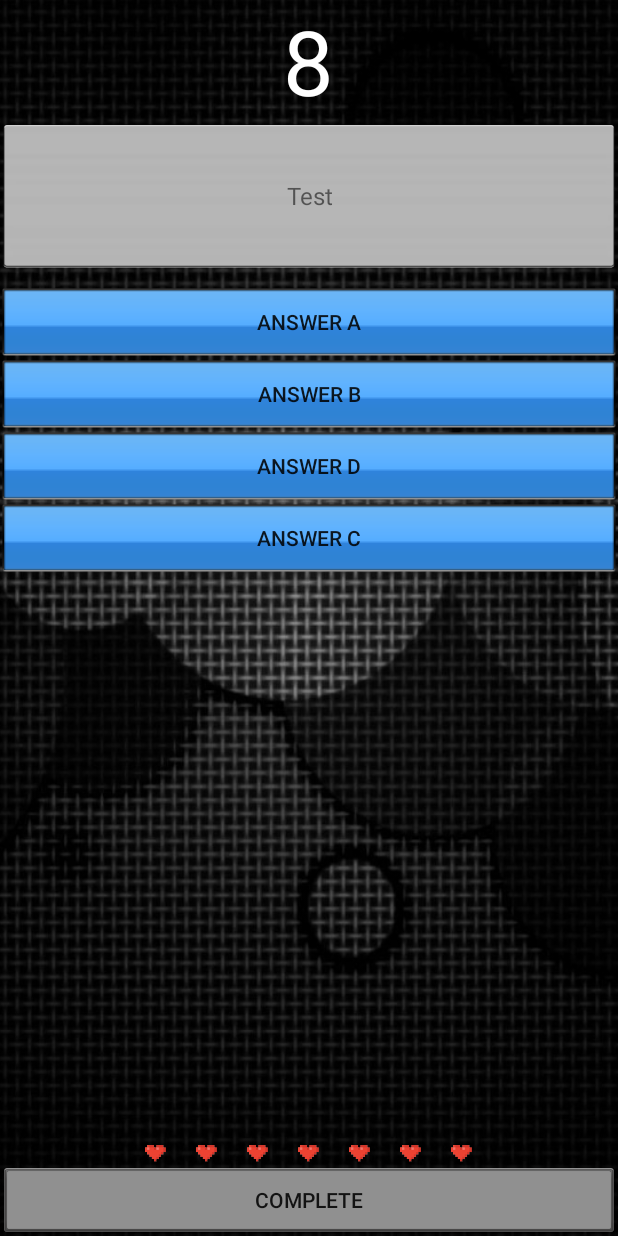
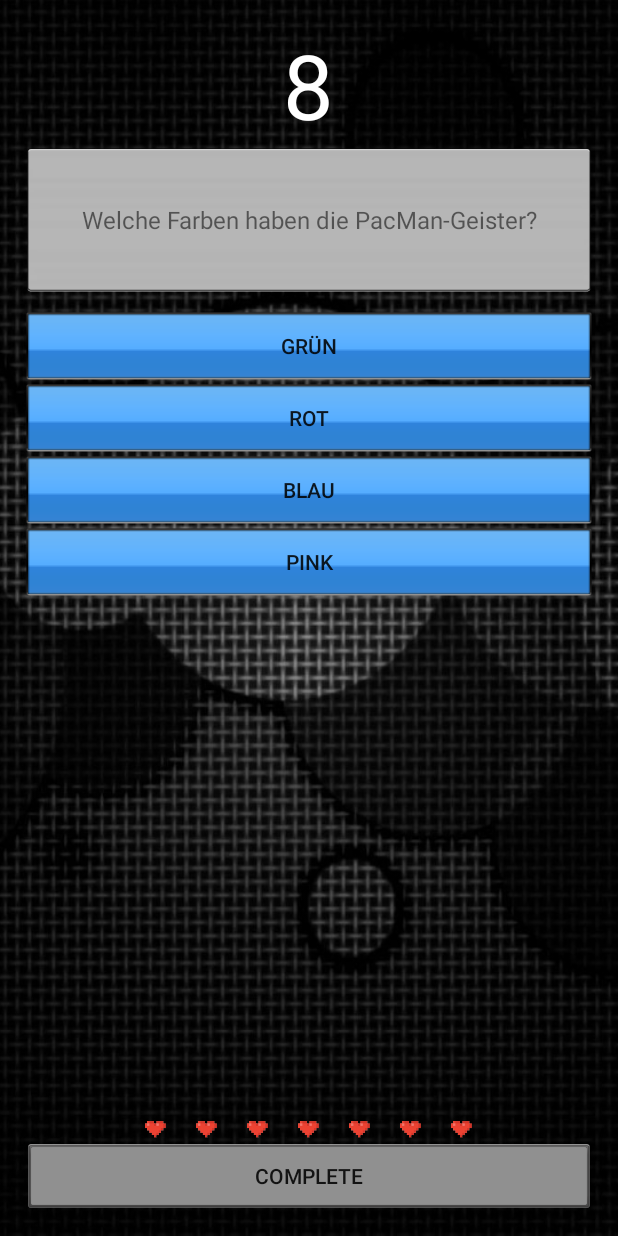
Before and after one commit to AxelAlex95/NerdQuiz, an Android app: the screen it shows after launch (StartGameActivity before the commit, GameActivity after it), after a tap on "START GAME", on a phone screen of 412 x 824 dp. Run offline under Robolectric (Android 15) with nearby library versions, the phone set to English and light mode, and no system bars; 1 statement that could not run was skipped.

Commit message:
ADD Fragen.txt to assets ADD readQuestions in GameActivity CHG StartGameActivity to GameActivity

```diff
--- a/app/src/main/AndroidManifest.xml
+++ b/app/src/main/AndroidManifest.xml
@@ -25,7 +25,7 @@
                 android:value="matsematics.nerdquiz.MainMenuActivity" />
         </activity>
         <activity
-            android:name=".StartGameActivity"
+            android:name=".GameActivity"
             android:label="StartGameActivity" >
         </activity>
         <activity
--- a/app/src/main/java/Logging/LogEntry.java
+++ /dev/null
@@ -1,27 +0,0 @@
-package Logging;
-
-import android.text.format.Time;
-
-/**
- * Class that generates a Log Message with the Tag and Msg given to Logger
- *
- * Created by Sommer on 12.02.2015.
- */
-public class LogEntry {
-    private static final String TAG = "LogEntry";
-    private String logMsg;
-
-    public LogEntry(String cat, String tag, String msg) {
-        Time time = new Time();
-        time.setToNow();
-
-        this.logMsg = String.format("%02d-%02d %02d:%02d:%02d \t %s/%s/%s",
-                time.month, time.monthDay, time.hour, time.minute, time.second,
-                cat, tag, msg);
-    }
-
-    @Override
-    public String toString() {
-        return this.logMsg;
-    }
-}
--- a/app/src/main/java/Logging/Logger.java
+++ b/app/src/main/java/Logging/Logger.java
@@ -1,7 +1,9 @@
 package Logging;
 
+import android.content.Context;
+import android.text.format.Time;
 import android.util.Log;
-
+import java.io.File;
 import java.util.ArrayList;
 
 /**
@@ -11,9 +13,10 @@ import java.util.ArrayList;
  * Created by Sommer on 11.02.2015.
  */
 public class Logger {
-    private static final String TAG = "Logger";
-    private static boolean LOGGING = false;
-    private static ArrayList<LogEntry> logEntries;
+    private static boolean              LOGGING = false;
+    private static ArrayList<String>    logEntries;
+    private static Time                 time;
+    private static final String         myFile = "myData";
 
     /**
      * Sets the LOGGING parameter on true or false
@@ -28,7 +31,7 @@ public class Logger {
      * Creates a new Log
      */
     private static void newLog() {
-        logEntries = new ArrayList<LogEntry>();
+        logEntries = new ArrayList<String>();
     }
 
     /**
@@ -59,9 +62,19 @@ public class Logger {
      *
      * @param filename     Name of the file in which the Log shall be saved
      */
-    public static void writeLog(String filename) {
+    public static void writeLog(String filename, Context context) {
+        File file = new File(context.getFilesDir(), filename);
+    }
 
+    private static void LogEntry(String cat, String tag, String msg) {
+        time = new Time();
+        time.setToNow();
+
+        logEntries.add(String.format("%02d-%02d %02d:%02d:%02d \t %s/%s/%s",
+                time.month, time.monthDay, time.hour, time.minute, time.second,
+                cat, tag, msg));
     }
+
     /****************************************
      * Wrapper fuer android.java.util.Log   *
      ***************************************/
@@ -75,7 +88,7 @@ public class Logger {
     public static void d(String tag, String msg) {
         if(LOGGING) {
             if(LOGGING) {
-                logEntries.add(new LogEntry("D", tag, msg));
+                LogEntry("D", tag, msg);
                 Log.d(tag, msg);
             }
         }
@@ -86,12 +99,12 @@ public class Logger {
      *
      * @param tag   Class in which this message originated
      * @param msg   Include the Method that produced this message
-     * @param tr
+     * @param tr    Exception that occurred
      */
     public static void d(String tag, String msg, Throwable tr) {
         if(LOGGING)
             if(LOGGING) {
-                logEntries.add(new LogEntry("D", tag, msg));
+                LogEntry("D", tag, msg);
                 Log.d(tag, msg, tr);
             }
     }
@@ -105,7 +118,7 @@ public class Logger {
     public static void e(String tag, String msg) {
         if(LOGGING)
             if(LOGGING) {
-                logEntries.add(new LogEntry("E", tag, msg));
+                LogEntry("E", tag, msg);
                 Log.e(tag, msg);
             }
     }
@@ -115,11 +128,11 @@ public class Logger {
      *
      * @param tag   Class that produced this Error
      * @param msg   Include the Method that this Error has occurred in
-     * @param tr
+     * @param tr    Exception that occurred
      */
     public static void e(String tag, String msg, Throwable tr) {
         if(LOGGING) {
-            logEntries.add(new LogEntry("E", tag, msg));
+            LogEntry("E", tag, msg);
             Log.e(tag, msg, tr);
         }
     }
@@ -132,7 +145,7 @@ public class Logger {
      */
     public static void i(String tag, String msg) {
         if(LOGGING) {
-            logEntries.add(new LogEntry("I", tag, msg));
+            LogEntry("I", tag, msg);
             Log.i(tag, msg);
         }
     }
@@ -142,11 +155,11 @@ public class Logger {
      *
      * @param tag   Class that produced this Info
      * @param msg   Include the Method that produced this message
-     * @param tr
+     * @param tr    Exception that occurred
      */
     public static void i(String tag, String msg, Throwable tr) {
         if(LOGGING) {
-            logEntries.add(new LogEntry("I", tag, msg));
+            LogEntry("I", tag, msg);
             Log.i(tag, msg, tr);
         }
     }
@@ -159,7 +172,7 @@ public class Logger {
      */
     public static void v(String tag, String msg) {
         if(LOGGING) {
-            logEntries.add(new LogEntry("V", tag, msg));
+            LogEntry("V", tag, msg);
             Log.v(tag, msg);
         }
     }
@@ -169,12 +182,12 @@ public class Logger {
      *
      * @param tag   Class that produced this Verbose
      * @param msg   Include the Method that produced this message
-     * @param tr
+     * @param tr    Exception that occurred
      */
     public static void v(String tag, String msg, Throwable tr) {
         if(LOGGING)
             if(LOGGING) {
-                logEntries.add(new LogEntry("V", tag, msg));
+                LogEntry("V", tag, msg);
                 Log.v(tag, msg, tr);
             }
     }
@@ -183,7 +196,7 @@ public class Logger {
      * Logs a Warning Message - this does not Log the Message in LogEntries
      *
      * @param tag   Class that produced this Warning
-     * @param tr
+     * @param tr    Exception that occurred
      */
     public static void w(String tag, Throwable tr) {
         if(LOGGING)
@@ -199,7 +212,7 @@ public class Logger {
     public static void w(String tag, String msg) {
         if(LOGGING)
             if(LOGGING) {
-                logEntries.add(new LogEntry("W", tag, msg));
+                LogEntry("W", tag, msg);
                 Log.w(tag, msg);
             }
     }
@@ -209,12 +222,12 @@ public class Logger {
      *
      * @param tag   Class that produced this Warning
      * @param msg   Include the Method that produced this message
-     * @param tr
+     * @param tr    Exception that occurred
      */
     public static void w(String tag, String msg, Throwable tr) {
         if(LOGGING)
             if(LOGGING) {
-                logEntries.add(new LogEntry("W", tag, msg));
+                LogEntry("W", tag, msg);
                 Log.w(tag, msg, tr);
             }
     }
@@ -233,7 +246,7 @@ public class Logger {
     public static void wtf(String tag, String msg) {
         if(LOGGING)
             if(LOGGING) {
-                logEntries.add(new LogEntry("WTF", tag, msg));
+                LogEntry("WTF", tag, msg);
                 Log.wtf(tag, msg);
             }
     }
@@ -248,7 +261,7 @@ public class Logger {
     public static void wtf(String tag, String msg, Throwable tr) {
         if(LOGGING)
             if(LOGGING) {
-                logEntries.add(new LogEntry("WTF", tag, msg));
+                LogEntry("WTF", tag, msg);
                 Log.wtf(tag, msg, tr);
             }
     }
--- a/app/src/main/java/matsematics/nerdquiz/CategoryActivity.java
+++ b/app/src/main/java/matsematics/nerdquiz/CategoryActivity.java
@@ -1,8 +1,6 @@
 package matsematics.nerdquiz;
 
 import android.content.Intent;
-import android.graphics.Color;
-import android.support.v7.app.ActionBarActivity;
 import android.os.Bundle;
 import android.view.Menu;
 import android.view.MenuItem;
@@ -58,7 +56,7 @@ public class CategoryActivity extends FullscreenLayoutActivity {
 
     public void startGame(View view){
         Logger.i(TAG, "startGame");
-        Intent intent = new Intent(this,StartGameActivity.class);
+        Intent intent = new Intent(this,GameActivity.class);
         startActivity(intent);
     }
 
--- a/app/src/main/java/matsematics/nerdquiz/StartGameActivity.java
+++ b/app/src/main/java/matsematics/nerdquiz/GameActivity.java
@@ -1,6 +1,7 @@
 package matsematics.nerdquiz;
 
 import android.content.Context;
+import android.content.res.AssetManager;
 import android.os.AsyncTask;
 import android.os.Bundle;
 import android.view.View;
@@ -10,7 +11,10 @@ import android.widget.Toast;
 import android.widget.ToggleButton;
 
 import java.io.FileInputStream;
+import java.io.FileNotFoundException;
 import java.io.FileOutputStream;
+import java.io.IOException;
+import java.io.InputStream;
 import java.util.ArrayList;
 import java.util.HashMap;
 import java.util.Random;
@@ -24,13 +28,18 @@ import Logging.Logger;
  * Reads and writes Questions into the GameScreen
  * Processes the user input etc.
  */
-public class StartGameActivity extends FullscreenLayoutActivity{
-    private static final String     TAG = "StartGameActivity";
+public class GameActivity extends FullscreenLayoutActivity{
+    private static final String     TAG = "GameActivity";
     int                             life;
-    HashMap<String, Boolean> answers;
     int                             highscore;
     ArrayList<ToggleButton>         tButtons;
     ArrayList<ImageView>            lives;
+    Context                         guiContext;
+
+    // Questions from Textfile
+    HashMap<String,HashMap<String, Boolean>> questionList;
+    ArrayList<String>               questions;
+    String                          currentQuestion;
 
     // ASyncTasks are saved so they can be canceled in onDestroy()
     AsyncTask                       DQTask;
@@ -41,13 +50,13 @@ public class StartGameActivity extends FullscreenLayoutActivity{
 
     @Override
     protected void onCreate(Bundle savedInstanceState) {
-        Logger.startLogging();
         super.onCreate(savedInstanceState);
         setContentView(R.layout.activity_game);
 
         this.GUI = Thread.currentThread();
         this.BQTask = null;
         this.DQTask = null;
+        this.guiContext = this;
 
         this.highscore = 0;
         this.life = 7;
@@ -55,6 +64,7 @@ public class StartGameActivity extends FullscreenLayoutActivity{
         initAnswerButtons();
         initLife();
 
+        readQuestions();
         startAsyncMain();
     }
 
@@ -124,29 +134,18 @@ public class StartGameActivity extends FullscreenLayoutActivity{
      * Initializes the new Question and its answers for the next round
      */
     private void nextQuestion() {
-        Logger.i(TAG, "nextQuestion ");
+        Logger.i(TAG, "nextQuestion");
 
         // Getting the Question and writing it into the designated TextView
         TextView tv = (TextView) findViewById(R.id.game_textView_question);
-        String question = "Test";//TODO - load Question from selected categorys from db
-        tv.setText(question);
 
-        // Initializing the HashMap for the answers including their true false flag
-        answers = new HashMap<String, Boolean>();
+        Random r = new Random();
+        Integer rnd = r.nextInt(questions.size());
 
-        //TODO - save id used Questions in File --> saveData(int id) if(!containsData(id))
-        //TODO - load answers from db
-        String[] tmp = new String[4];
+        currentQuestion = questions.get(rnd);
+        tv.setText(currentQuestion);
 
-        tmp[0] = "Answer A";
-        tmp[1] = "Answer B";
-        tmp[2] = "Answer C";
-        tmp[3] = "Answer D";
-
-        answers.put(tmp[0], false);
-        answers.put(tmp[1], true);
-        answers.put(tmp[2], false);
-        answers.put(tmp[3], false);
+        questions.remove(currentQuestion);
 
         // Resetting the AnswerButtons to their default state
         for(ToggleButton tb : tButtons){
@@ -154,7 +153,7 @@ public class StartGameActivity extends FullscreenLayoutActivity{
             tb.setChecked(false);
         }
 
-        setAnswersRandom(answers);
+        setAnswersRandom(questionList.get(currentQuestion));
     }
 
     /**
@@ -205,8 +204,8 @@ public class StartGameActivity extends FullscreenLayoutActivity{
     }
 
     private boolean hasLives() {
-        Logger.i(TAG, "hasLives");
-        return this.life >= 0;
+        Logger.i(TAG, "hasLives: " + this.life);
+        return this.life > 0;
     }
 
     private final String file = "already_answered_Questions";
@@ -218,6 +217,45 @@ public class StartGameActivity extends FullscreenLayoutActivity{
             outputStream = openFileOutput(file, Context.MODE_PRIVATE);
             FileUtils.writeString(outputStream,id+"");
         } catch (Exception e) {
+            e.printStackTrace();
+        }
+    }
+
+    /**
+     * Reads the Questions and Answers from the Fragen.txt
+     * which is included in the applications assets folder
+     */
+    private void readQuestions() {
+        Logger.i(TAG, "readQuestions");
+        questionList = new HashMap<String, HashMap<String, Boolean>>();
+        questions = new ArrayList<String>();
+        AssetManager assetManager = getAssets();
+        String s;
+        Scanner sc = null;
+
+        InputStream input;
+        try {
+            String[] list = assetManager.list("");
+            input = assetManager.open("Fragen.txt");
+            String answer;
+
+            sc = new Scanner(input, "UTF-8");
+
+            while (sc.hasNextLine()) {
+                s = sc.nextLine();
+                if (s.charAt(0) == ('#')) {
+                    s = s.substring(1).trim();
+                    questions.add(s);
+                    questionList.put(s, new HashMap<String, Boolean>());
+                    for (int i = 0; i < 4; ++i) {
+                        answer = sc.nextLine();
+                        Boolean isCorrect = (answer.charAt(0) == '1');
+                        questionList.get(s).put(answer.substring(1).trim(), isCorrect);
+                    }
+                }
+            }
+        } catch (IOException e) {
+            Logger.i(TAG, "readQuestions", e);
             e.printStackTrace();
         }
     }
@@ -235,14 +273,15 @@ public class StartGameActivity extends FullscreenLayoutActivity{
             inputStream = openFileInput(file);
             s = new Scanner(inputStream, "UTF-8").next();
             inputStream.close();
-            String[]ids = s.split(",");
-            for(String category:ids){
-                if(category.equals(id+""))return true;
-            }return false;
+            String[] ids = s.split(",");
+            for(String category : ids) {
+                if(category.equals(id + ""))
+                    return true;
+            }
         } catch (Exception e) {
             e.printStackTrace();
-            return false;
         }
+        return false;
     }
 
     /**
@@ -346,7 +385,6 @@ public class StartGameActivity extends FullscreenLayoutActivity{
          */
         protected Void doInBackground(Void... arg0) {
             Logger.i(TAG, "doInBackground");
-            //for (int i = 30; i >= 0; --i) {
             try {
                 onProgressUpdate(1);
                 Thread.sleep(2000);
@@ -354,7 +392,6 @@ public class StartGameActivity extends FullscreenLayoutActivity{
             } catch (InterruptedException e) {
                 e.printStackTrace();
             }
-            //}
 
             return null;
         }
@@ -369,7 +406,7 @@ public class StartGameActivity extends FullscreenLayoutActivity{
             int wrongAnswers = 0;
 
             for (int i = 0; i < tButtons.size(); ++i) {
-                if (tButtons.get(i).isChecked() != answers.get(tButtons.get(i).getTextOn())) {
+                if (tButtons.get(i).isChecked() != questionList.get(currentQuestion).get(tButtons.get(i).getTextOn())) {
                     wrongAnswers++;
                     tButtons.get(i).setBackgroundResource(R.drawable.red);
                 } else {
@@ -399,6 +436,8 @@ public class StartGameActivity extends FullscreenLayoutActivity{
             if (!hasLives()) {
                 // TODO BEENDEN --> Speicher Highscore in Liste und zeige Dialog "Verloren"
                 Logger.i(TAG, "Score: " + highscore);
+            } else if (!(questions.size() > 0)) {
+                Toast.makeText(guiContext, "You answered all Questions,\n Happy Birthday to you!\nScore: " + highscore, Toast.LENGTH_LONG).show();
             } else {
                 startAsyncMain();
                 BQTask.cancel(true);
--- a/app/src/main/java/matsematics/nerdquiz/HighscoreActivity.java
+++ b/app/src/main/java/matsematics/nerdquiz/HighscoreActivity.java
@@ -24,8 +24,11 @@ import android.view.ViewGroup;
 import android.widget.ArrayAdapter;
 import android.widget.ListView;
 
+import Logging.Logger;
+
 
 public class HighscoreActivity extends ActionBarActivity implements ActionBar.TabListener {
+    private static final String TAG = "HighscoreActivity";
 
   private class HighscoreEntry {
     private String name;
@@ -88,6 +91,7 @@ public class HighscoreActivity extends ActionBarActivity implements ActionBar.Ta
 
   @Override
   protected void onCreate(Bundle savedInstanceState) {
+      Logger.i(TAG, "onCreate");
     super.onCreate(savedInstanceState);
     setContentView(R.layout.activity_highscore);
 
@@ -122,6 +126,8 @@ public class HighscoreActivity extends ActionBarActivity implements ActionBar.Ta
     actionBar.addTab(tabGlobal);
 
     ListView lv = (ListView) findViewById(R.id.highscore_list);
+      Logger.i(TAG, "ListView = " + (lv != null));
+      Logger.i(TAG, "highscores = " + (highscores != null));
     lv.setAdapter(new ArrayAdapter<>(this, android.R.layout.simple_list_item_1, highscores));
   }
 
--- a/app/src/main/java/matsematics/nerdquiz/MainMenuActivity.java
+++ b/app/src/main/java/matsematics/nerdquiz/MainMenuActivity.java
@@ -1,8 +1,6 @@
 package matsematics.nerdquiz;
 
-import android.app.Fragment;
 import android.content.Intent;
-import android.support.v7.app.ActionBarActivity;
 import android.os.Bundle;
 import android.view.Menu;
 import android.view.MenuItem;
@@ -85,6 +83,6 @@ public class MainMenuActivity extends FullscreenLayoutActivity {
      */
     public void startGame(View view) {
         Logger.i(TAG, "startGame");
-        startActivity(new Intent(this,StartGameActivity.class));
+        startActivity(new Intent(this, GameActivity.class));
     }
 }
--- a/app/src/main/res/layout/activity_game.xml
+++ b/app/src/main/res/layout/activity_game.xml
@@ -3,6 +3,10 @@
                 android:orientation="vertical"
                 android:layout_width="match_parent"
                 android:layout_height="match_parent"
+                android:paddingLeft="@dimen/activity_horizontal_margin"
+                android:paddingRight="@dimen/activity_horizontal_margin"
+                android:paddingTop="@dimen/activity_vertical_margin"
+                android:paddingBottom="@dimen/activity_vertical_margin"
                 android:background="@drawable/bg_start">
 
     <TextView
```
Also changed, not shown: app/src/main/assets/Fragen.txt (added, +53 -0 lines).
